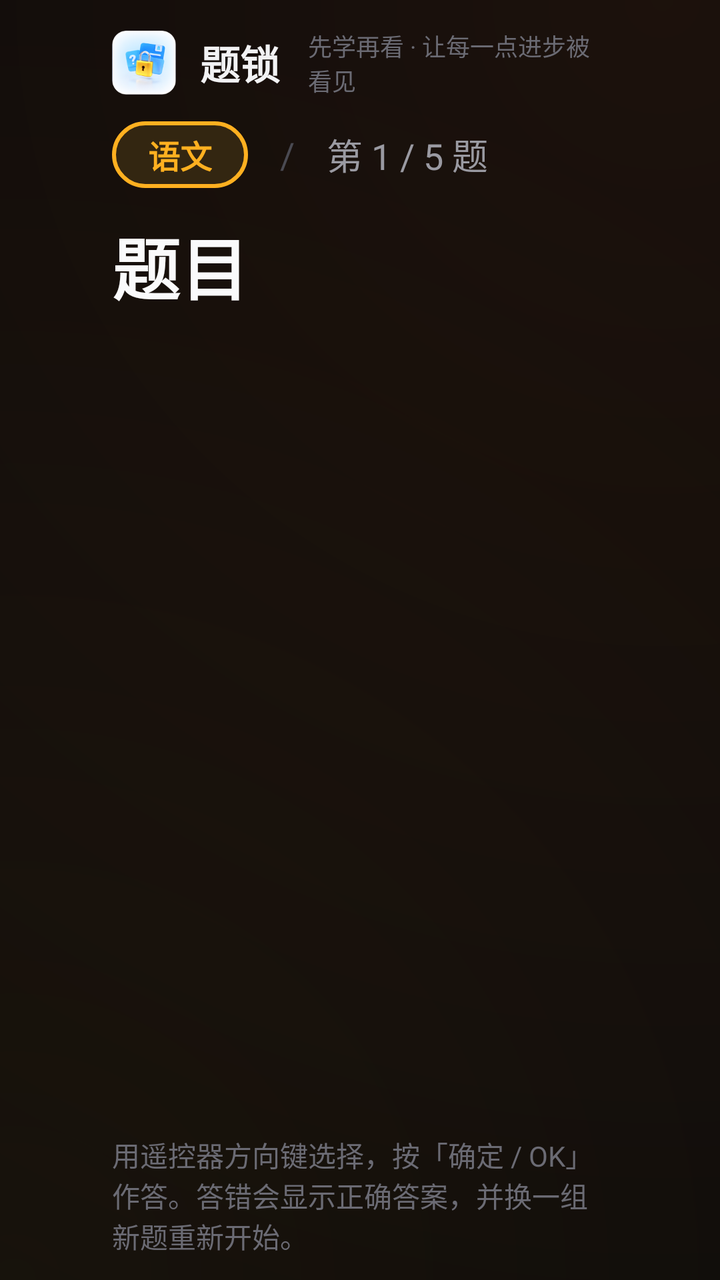
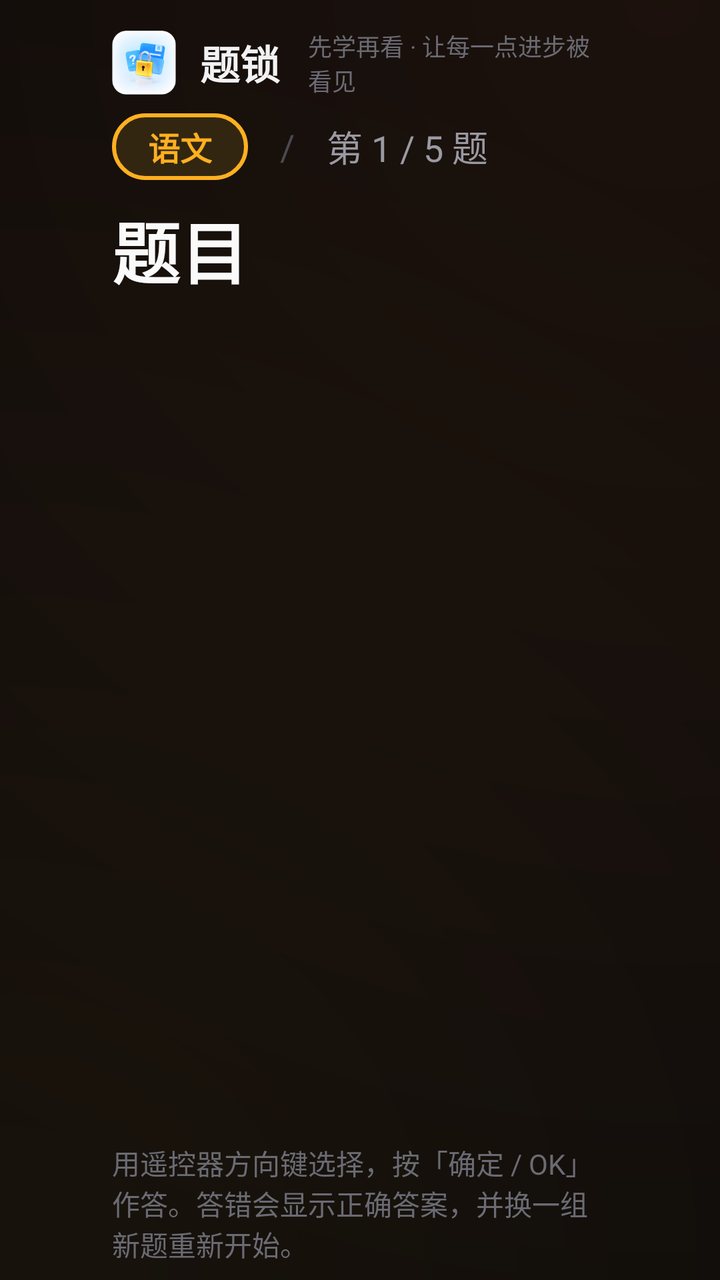

The first picture is an Android layout as it rendered before a commit; the second is the same layout after the commit. The layout source and the unified diff follow.
<!-- AndroidManifest.xml: activity theme QuizTheme -->
<!-- res/layout/activity_quiz.xml -->
<?xml version="1.0" encoding="utf-8"?>
<LinearLayout xmlns:android="http://schemas.android.com/apk/res/android"
    android:id="@+id/quizRoot"
    android:layout_width="match_parent"
    android:layout_height="match_parent"
    android:background="@drawable/bg_glow"
    android:orientation="vertical">

    
    <LinearLayout
        android:layout_width="match_parent"
        android:layout_height="wrap_content"
        android:gravity="center_vertical"
        android:orientation="horizontal"
        android:paddingLeft="56dp"
        android:paddingTop="14dp"
        android:paddingRight="56dp"
        android:paddingBottom="2dp">

        <ImageView
            android:layout_width="32dp"
            android:layout_height="32dp"
            android:contentDescription="题锁"
            android:src="@mipmap/ic_launcher" />

        <TextView
            style="@style/BrandName"
            android:layout_width="wrap_content"
            android:layout_height="wrap_content"
            android:layout_marginLeft="12dp"
            android:text="题锁" />

        <TextView
            style="@style/BrandTagline"
            android:layout_width="wrap_content"
            android:layout_height="wrap_content"
            android:layout_marginLeft="14dp"
            android:text="先学再看 · 让每一点进步被看见" />

        <Space
            android:layout_width="0dp"
            android:layout_height="1dp"
            android:layout_weight="1" />

        <TextView
            android:id="@+id/tvMode"
            style="@style/PillText"
            android:layout_width="wrap_content"
            android:layout_height="wrap_content"
            android:text="答对全部题目才能继续看电视" />
    </LinearLayout>

    <ScrollView
        android:id="@+id/quizScroll"
        android:layout_width="match_parent"
        android:layout_height="0dp"
        android:layout_weight="1"
        android:fillViewport="true"
        android:overScrollMode="never"
        android:scrollbars="none">

        <LinearLayout
            android:layout_width="match_parent"
            android:layout_height="wrap_content"
            android:orientation="vertical"
            android:paddingLeft="56dp"
            android:paddingTop="10dp"
            android:paddingRight="56dp"
            android:paddingBottom="4dp">

            
            <LinearLayout
                android:layout_width="match_parent"
                android:layout_height="wrap_content"
                android:gravity="center_vertical"
                android:orientation="horizontal">

                <TextView
                    android:id="@+id/tvSubject"
                    android:layout_width="wrap_content"
                    android:layout_height="wrap_content"
                    android:background="@drawable/bg_tag"
                    android:paddingLeft="18dp"
                    android:paddingTop="5dp"
                    android:paddingRight="18dp"
                    android:paddingBottom="5dp"
                    android:text="语文"
                    android:textColor="@color/accent"
                    android:textSize="16sp"
                    android:textStyle="bold" />

                <TextView
                    android:layout_width="wrap_content"
                    android:layout_height="wrap_content"
                    android:layout_marginLeft="16dp"
                    android:layout_marginRight="16dp"
                    android:text="/"
                    android:textColor="#4A4A52"
                    android:textSize="18sp" />

                <TextView
                    android:id="@+id/tvProgress"
                    android:layout_width="0dp"
                    android:layout_height="wrap_content"
                    android:layout_weight="1"
                    android:text="第 1 / 5 题"
                    android:textColor="@color/textSecondary"
                    android:textSize="18sp" />
            </LinearLayout>

            <TextView
                android:id="@+id/tvQuestion"
                style="@style/QuizQuestion"
                android:layout_width="match_parent"
                android:layout_height="wrap_content"
                android:layout_marginTop="14dp"
                android:layout_marginBottom="14dp"
                android:text="题目" />

            
            <LinearLayout
                android:id="@+id/optionBox"
                android:layout_width="match_parent"
                android:layout_height="wrap_content"
                android:orientation="vertical" />

            
            <Space
                android:layout_width="match_parent"
                android:layout_height="0dp"
                android:layout_weight="1" />

        </LinearLayout>
    </ScrollView>

    <LinearLayout
        android:layout_width="match_parent"
        android:layout_height="wrap_content"
        android:orientation="vertical"
        android:paddingLeft="56dp"
        android:paddingTop="2dp"
        android:paddingRight="56dp"
        android:paddingBottom="12dp">

        <TextView
            android:id="@+id/tvFeedback"
            android:layout_width="match_parent"
            android:layout_height="wrap_content"
            android:background="@drawable/bg_feedback"
            android:minHeight="34dp"
            android:paddingLeft="22dp"
            android:paddingTop="9dp"
            android:paddingRight="22dp"
            android:paddingBottom="9dp"
            android:text=""
            android:textColor="@color/textSecondary"
            android:textSize="21sp"
            android:textStyle="bold"
            android:visibility="gone" />

        <TextView
            android:layout_width="match_parent"
            android:layout_height="wrap_content"
            android:layout_marginTop="6dp"
            android:text="@string/quiz_hint"
            android:textColor="@color/textMuted"
            android:textSize="14sp" />

    </LinearLayout>
</LinearLayout>
<!-- resources referenced by this layout -->
<resources>
  <color name="accent">#FFB020</color>
  <color name="textMuted">#6B6B74</color>
  <color name="textSecondary">#9A9AA2</color>
  <!-- drawable bg_feedback (drawable) -->
  <?xml version="1.0" encoding="utf-8"?>
  <shape xmlns:android="http://schemas.android.com/apk/res/android" android:shape="rectangle">
      <solid android:color="@color/surfaceAlt" />
      <corners android:radius="16dp" />
      <stroke
          android:width="2dp"
          android:color="@color/stroke" />
  </shape>
  <!-- drawable bg_tag (drawable) -->
  <?xml version="1.0" encoding="utf-8"?>
  <shape xmlns:android="http://schemas.android.com/apk/res/android" android:shape="rectangle">
      <solid android:color="#332611" />
      <corners android:radius="999dp" />
      <stroke
          android:width="2dp"
          android:color="@color/accent" />
  </shape>
  <string name="quiz_hint">用遥控器方向键选择，按「确定 / OK」作答。答错会显示正确答案，并换一组新题重新开始。</string>
  <style name="BrandName">
          <item name="android:textColor">@color/textPrimary</item>
          <item name="android:textSize">20sp</item>
          <item name="android:textStyle">bold</item>
          <item name="android:includeFontPadding">false</item>
      </style>
  <style name="BrandTagline">
          <item name="android:textColor">@color/textMuted</item>
          <item name="android:textSize">12sp</item>
          <item name="android:includeFontPadding">false</item>
      </style>
  <style name="PillText">
          <item name="android:background">@drawable/bg_pill</item>
          <item name="android:textColor">@color/textSecondary</item>
          <item name="android:textSize">14sp</item>
          <item name="android:paddingLeft">18dp</item>
          <item name="android:paddingRight">18dp</item>
          <item name="android:paddingTop">7dp</item>
          <item name="android:paddingBottom">7dp</item>
          <item name="android:includeFontPadding">false</item>
      </style>
  <style name="QuizQuestion">
          <item name="android:textColor">#FAFAFB</item>
          <item name="android:textSize">34sp</item>
          <item name="android:textStyle">bold</item>
          <item name="android:lineSpacingExtra">8dp</item>
      </style>
  <style name="QuizTheme" parent="AppTheme">
          <item name="android:windowFullscreen">true</item>
          <item name="android:windowNoTitle">true</item>
          <item name="android:windowContentOverlay">@null</item>
          <item name="android:backgroundDimEnabled">false</item>
      </style>
  <color name="surfaceAlt">#121215</color>
  <color name="stroke">#26262C</color>
  <color name="bgDeep">#08080A</color>
  <color name="textPrimary">#F2F2F4</color>
  <!-- drawable bg_pill (drawable) -->
  <?xml version="1.0" encoding="utf-8"?>
  <shape xmlns:android="http://schemas.android.com/apk/res/android" android:shape="rectangle">
      <solid android:color="@color/pillBg" />
      <corners android:radius="999dp" />
      <stroke
          android:width="1dp"
          android:color="#303037" />
  </shape>
  <style name="AppTheme" parent="@android:style/Theme.DeviceDefault.NoActionBar">
          <item name="android:windowBackground">@color/bgDeep</item>
          <item name="android:colorBackground">@color/bgDeep</item>
          <item name="android:windowContentOverlay">@null</item>
      </style>
  <color name="pillBg">#1A1A1F</color>
  <!-- unchanged entries left out for length: 2 -->
</resources>

<!-- the commit's change to res/layout/activity_quiz.xml (unified diff, before → after) -->
@@ -64,9 +64,9 @@
             android:layout_height="wrap_content"
             android:orientation="vertical"
             android:paddingLeft="56dp"
-            android:paddingTop="10dp"
+            android:paddingTop="6dp"
             android:paddingRight="56dp"
-            android:paddingBottom="4dp">
+            android:paddingBottom="2dp">
 
             
             <LinearLayout
@@ -113,8 +113,8 @@
                 style="@style/QuizQuestion"
                 android:layout_width="match_parent"
                 android:layout_height="wrap_content"
-                android:layout_marginTop="14dp"
-                android:layout_marginBottom="14dp"
+                android:layout_marginTop="10dp"
+                android:layout_marginBottom="10dp"
                 android:text="题目" />
 
             
@@ -140,7 +140,7 @@
         android:paddingLeft="56dp"
         android:paddingTop="2dp"
         android:paddingRight="56dp"
-        android:paddingBottom="12dp">
+        android:paddingBottom="8dp">
 
         <TextView
             android:id="@+id/tvFeedback"
@@ -149,9 +149,9 @@
             android:background="@drawable/bg_feedback"
             android:minHeight="34dp"
             android:paddingLeft="22dp"
-            android:paddingTop="9dp"
+            android:paddingTop="7dp"
             android:paddingRight="22dp"
-            android:paddingBottom="9dp"
+            android:paddingBottom="7dp"
             android:text=""
             android:textColor="@color/textSecondary"
             android:textSize="21sp"
@@ -161,7 +161,7 @@
         <TextView
             android:layout_width="match_parent"
             android:layout_height="wrap_content"
-            android:layout_marginTop="6dp"
+            android:layout_marginTop="4dp"
             android:text="@string/quiz_hint"
             android:textColor="@color/textMuted"
             android:textSize="14sp" />
